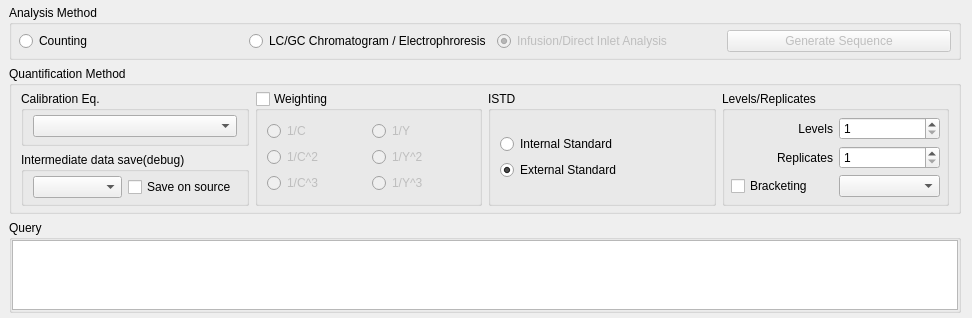
qtplatz/qtplatz, file src/plugins/quan/quanconfigform.ui: the form before one commit.
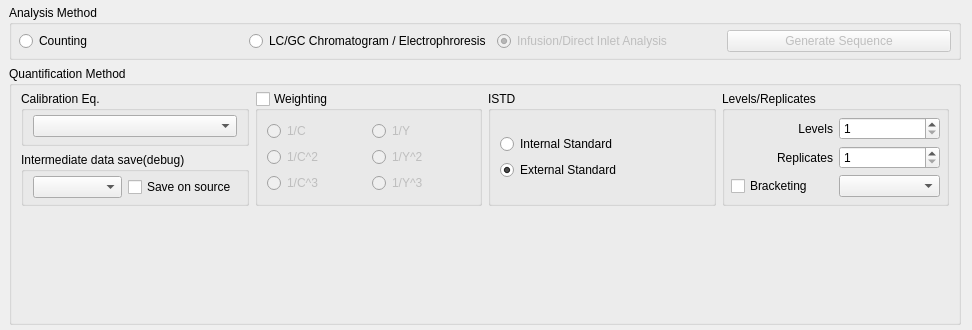
The form after the commit. Custom widgets are drawn as their Qt base class.

Commit message: remove unused gui item

```diff
--- a/src/plugins/quan/quanconfigform.ui
+++ b/src/plugins/quan/quanconfigform.ui
@@ -7,7 +7,7 @@
     <x>0</x>
     <y>0</y>
     <width>972</width>
-    <height>285</height>
+    <height>330</height>
    </rect>
   </property>
   <property name="maximumSize">
@@ -100,7 +100,7 @@
      <property name="title">
       <string>Quantification Method</string>
      </property>
-     <layout class="QGridLayout" name="gridLayout_4" rowstretch="0">
+     <layout class="QGridLayout" name="gridLayout_4" rowstretch="0,0">
       <property name="topMargin">
        <number>5</number>
       </property>
@@ -335,49 +335,24 @@
         </item>
        </layout>
       </item>
-     </layout>
-    </widget>
-   </item>
-   <item>
-    <widget class="QGroupBox" name="groupBox_8">
-     <property name="title">
-      <string>Query</string>
-     </property>
-     <layout class="QHBoxLayout" name="horizontalLayout">
-      <property name="spacing">
-       <number>0</number>
-      </property>
-      <property name="leftMargin">
-       <number>0</number>
-      </property>
-      <property name="topMargin">
-       <number>0</number>
-      </property>
-      <property name="rightMargin">
-       <number>0</number>
-      </property>
-      <property name="bottomMargin">
-       <number>0</number>
-      </property>
-      <item>
-       <layout class="QVBoxLayout" name="verticalLayout_3">
-        <item>
-         <widget class="SqlEdit" name="plainTextEdit"/>
-        </item>
-       </layout>
+      <item row="1" column="0">
+       <spacer name="verticalSpacer">
+        <property name="orientation">
+         <enum>Qt::Vertical</enum>
+        </property>
+        <property name="sizeHint" stdset="0">
+         <size>
+          <width>20</width>
+          <height>40</height>
+         </size>
+        </property>
+       </spacer>
       </item>
      </layout>
     </widget>
    </item>
   </layout>
  </widget>
- <customwidgets>
-  <customwidget>
-   <class>SqlEdit</class>
-   <extends>QPlainTextEdit</extends>
-   <header>sqledit.hpp</header>
-  </customwidget>
- </customwidgets>
  <resources/>
  <connections/>
 </ui>
```
The commit also changes 5 other files.
